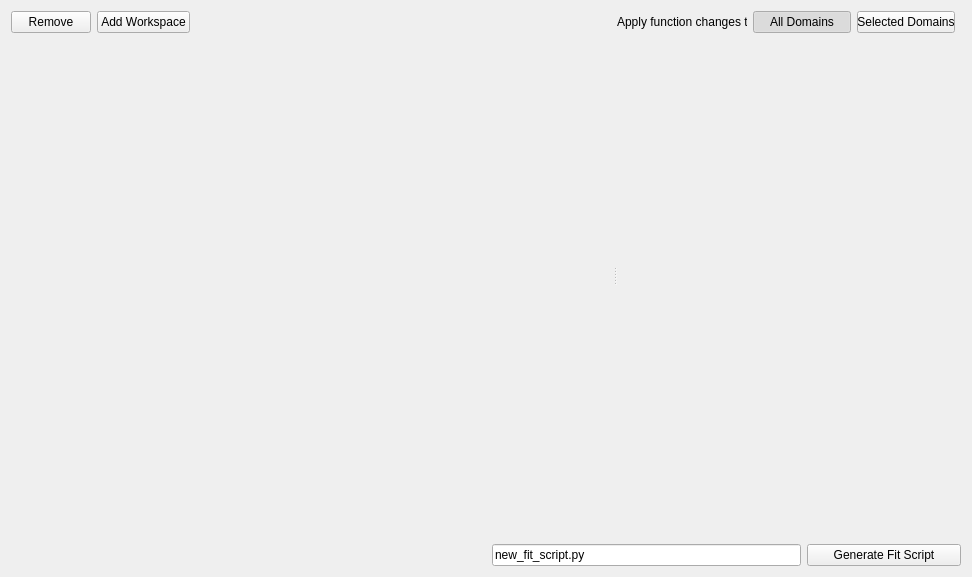
Before: the Qt Designer form qt/widgets/common/inc/MantidQtWidgets/Common/FitScriptGenerator.ui in mantidproject/mantid, drawn with Qt 5.
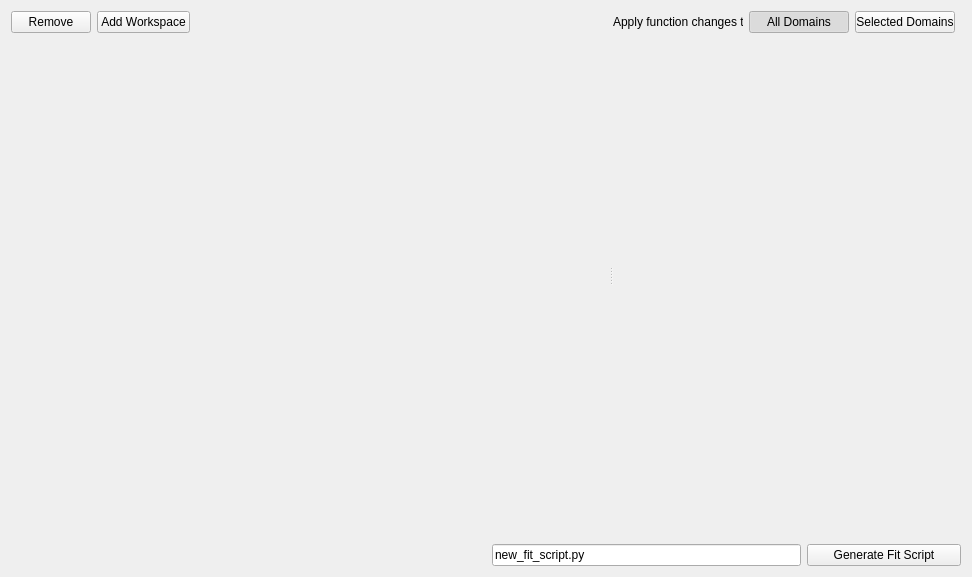
After: the same form once the commit is applied.

Patch:
```diff
--- a/qt/widgets/common/inc/MantidQtWidgets/Common/FitScriptGenerator.ui
+++ b/qt/widgets/common/inc/MantidQtWidgets/Common/FitScriptGenerator.ui
@@ -148,13 +148,13 @@
            <widget class="QPushButton" name="pbSelectedDomains">
             <property name="minimumSize">
              <size>
-              <width>98</width>
+              <width>100</width>
               <height>0</height>
              </size>
             </property>
             <property name="maximumSize">
              <size>
-              <width>98</width>
+              <width>100</width>
               <height>16777215</height>
              </size>
             </property>
@@ -170,13 +170,13 @@
            <widget class="QPushButton" name="pbAllDomains">
             <property name="minimumSize">
              <size>
-              <width>98</width>
+              <width>100</width>
               <height>0</height>
              </size>
             </property>
             <property name="maximumSize">
              <size>
-              <width>98</width>
+              <width>100</width>
               <height>16777215</height>
              </size>
             </property>
```
